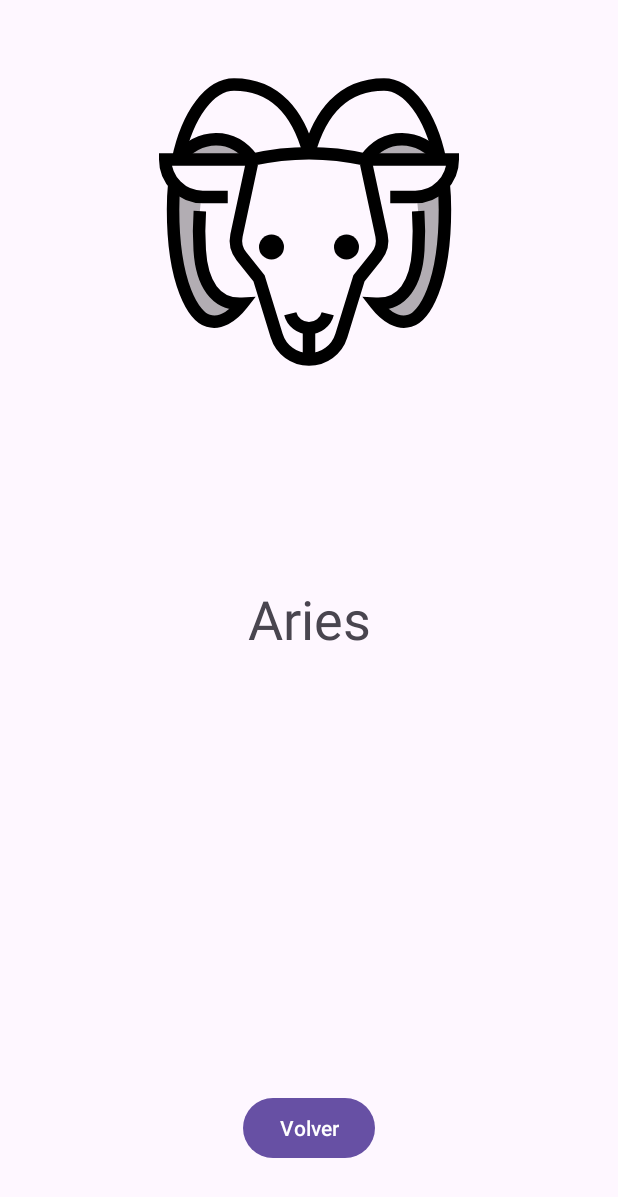
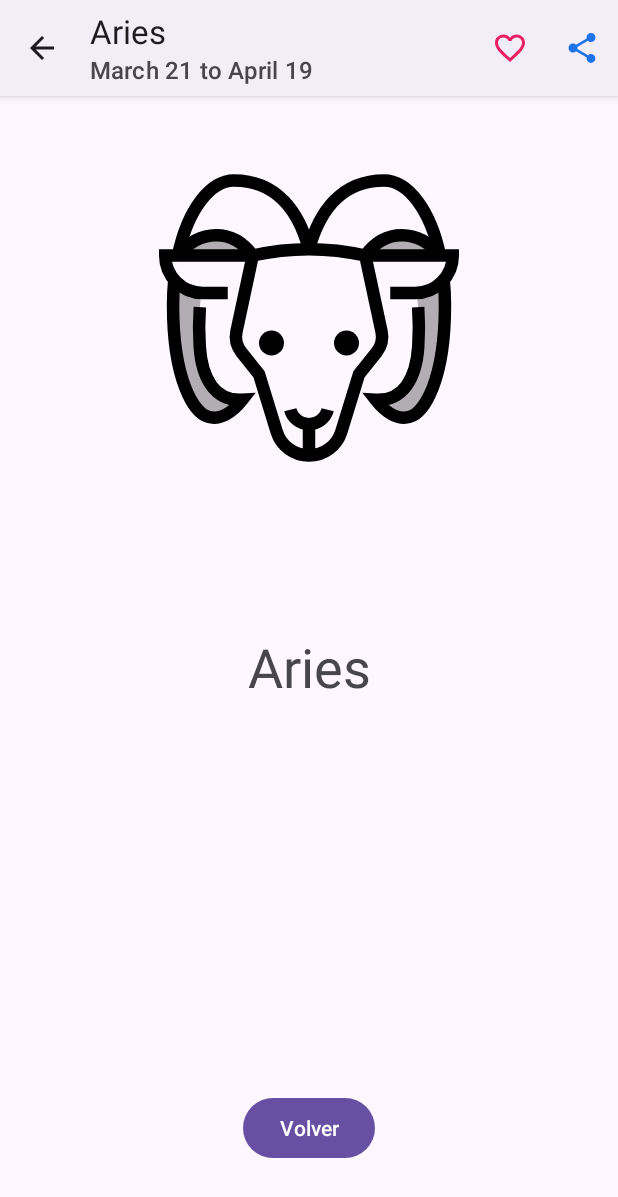
Before and after one commit to pedroBG66/Horoscopo_Mansour, an Android app: the screen it shows after launch (DetailActivity), after a tap on "Aries", on a phone screen of 412 x 824 dp. Shown: the top 1197 px of the screen. Run offline under Robolectric (Android 15) with nearby library versions, the phone set to English and light mode, and no system bars.

```diff
--- a/app/src/main/java/com/example/horoscopo/activities/DetailActivity.kt
+++ b/app/src/main/java/com/example/horoscopo/activities/DetailActivity.kt
@@ -1,20 +1,28 @@
 package com.example.horoscopo.activities
 
 import android.os.Bundle
+import android.view.Menu
+import android.view.MenuItem
 import android.widget.Button
 import android.widget.ImageView
 import android.widget.TextView
-import androidx.activity.enableEdgeToEdge
+import android.widget.Toast
 import androidx.appcompat.app.AppCompatActivity
-import androidx.core.view.ViewCompat
-import androidx.core.view.WindowInsetsCompat
 import com.example.horoscopo.R
 import com.example.horoscopo.data.Horoscope
 import com.example.horoscopo.data.HoroscopeProvider
+import com.example.horoscopo.utils.SessionManager
 
 class DetailActivity : AppCompatActivity() {
 
-    lateinit var horoscope: Horoscope
+    private lateinit var horoscope: Horoscope
+
+    var isFavorite = false
+
+
+    lateinit var favoriteMenuItem: MenuItem
+
+    lateinit var session: SessionManager
 
     override fun onCreate(savedInstanceState: Bundle?) {
         super.onCreate(savedInstanceState)
@@ -25,10 +33,76 @@ class DetailActivity : AppCompatActivity() {
 
         horoscope = HoroscopeProvider.findById(id)
 
+        // Modificamos el ActionBar para mostrar título y subtítulo
+        supportActionBar?.title = getString(horoscope.name)
+        supportActionBar?.subtitle = getString(horoscope.dates)
+        // Habilitamos el boton de volver atras en el ActionBar
+        supportActionBar?.setDisplayHomeAsUpEnabled(true)
+
+        // Instanciamos el objeto de la sesión
+        session = SessionManager(this)
+
+        // Revisamos si el horóscopo es favorito
+        isFavorite = session.isFavorite(horoscope.id)
+
+
         findViewById<TextView>(R.id.tv).setText(horoscope.name)
         findViewById<ImageView>(R.id.iv).setImageResource(horoscope.image)
         findViewById<Button>(R.id.b).setOnClickListener {
             finish()
         }
     }
+
+    override fun onCreateOptionsMenu(menu: Menu?): Boolean {
+        menuInflater.inflate(R.menu.menu_detail_activity, menu)
+
+        favoriteMenuItem = menu?.findItem(R.id.menu_favorite)!!
+
+        setFavoriteIcon()
+        return true
+
+    }
+
+
+    override fun onOptionsItemSelected(item: MenuItem): Boolean {
+        when (item.itemId) {
+            android.R.id.home -> {
+                finish()
+                return true
+            }
+            R.id.menu_favorite -> {
+                if (isFavorite) {
+                    session.setFavorite("")
+                } else {
+                    session.setFavorite(horoscope.id)
+                }
+                isFavorite = !isFavorite
+                setFavoriteIcon()
+                return true
+            }
+            R.id.menu_share -> {
+                println("Menu compartir")
+                return true
+            }
+            else -> {
+                return super.onOptionsItemSelected(item)
+            }
+        }
+    }
+
+    fun setFavoriteIcon() {
+        if(isFavorite) {
+            favoriteMenuItem.setIcon(R.drawable.ic_favorite)
+        } else {
+            favoriteMenuItem.setIcon(R.drawable.ic_favorite_border_24)
+        }
+    }
+
+    override fun onBackPressed() {
+        if (horoscope.id == "aries") {
+            Toast.makeText(this, "No puedes volver", Toast.LENGTH_LONG).show()
+        } else {
+            super.onBackPressed()
+        }
+    }
 }
--- a/app/src/main/java/com/example/horoscopo/activities/ListActivity.kt
+++ b/app/src/main/java/com/example/horoscopo/activities/ListActivity.kt
@@ -10,12 +10,16 @@ import com.example.horoscopo.R
 import com.example.horoscopo.adapters.HoroscopeAdapter
 import com.example.horoscopo.data.Horoscope
 import com.example.horoscopo.data.HoroscopeProvider
+import com.example.horoscopo.utils.SessionManager
 
 class ListActivity : AppCompatActivity() {
 
     lateinit var horoscopeList: List<Horoscope>
 
     lateinit var recyclerView: RecyclerView
+
+
+    lateinit var adapterHoroscope: HoroscopeAdapter
 
     override fun onCreate(savedInstanceState: Bundle?) {
         super.onCreate(savedInstanceState)
@@ -26,17 +30,35 @@ class ListActivity : AppCompatActivity() {
 
         horoscopeList = HoroscopeProvider.findAll()
 
-        val adapter = HoroscopeAdapter(horoscopeList) { position ->
+
+
+       adapterHoroscope= HoroscopeAdapter(horoscopeList) { position ->
             val horoscope = horoscopeList[position]
             navigateToDetail(horoscope)
         }
-        recyclerView.adapter = adapter
+
+        recyclerView.adapter = adapterHoroscope
         recyclerView.layoutManager = LinearLayoutManager(this, LinearLayoutManager.VERTICAL, false)
 
 
     }
 
+    override fun onResume() {
+
+
+        super.onResume()
+        //nos traemos la sesion donde tenemos el contexto
+        val session = SessionManager(this)
+        //hay que crear una lista mutable
+        horoscopeList = horoscopeList.sortedByDescending { session.isFavorite(it.id) }
+
+        adapterHoroscope.setNewItems(horoscopeList)
+        adapterHoroscope.notifyDataSetChanged()
+    }
+
     private fun navigateToDetail(horoscope: Horoscope) {
+
+
         val intent = Intent(this, DetailActivity::class.java)
         intent.putExtra("horoscope_id", horoscope.id)
         startActivity(intent)
--- a/app/src/main/java/com/example/horoscopo/adapters/HoroscopeAdapter.kt
+++ b/app/src/main/java/com/example/horoscopo/adapters/HoroscopeAdapter.kt
@@ -8,9 +8,10 @@ import android.widget.TextView
 import androidx.recyclerview.widget.RecyclerView
 import com.example.horoscopo.R
 import com.example.horoscopo.data.Horoscope
+import com.example.horoscopo.utils.SessionManager
 
 
-class HoroscopeAdapter(val items: List<Horoscope>, val onItemClick: (Int) -> Unit) : RecyclerView.Adapter<HoroscopeViewHolder>() {
+class HoroscopeAdapter(private var items: List<Horoscope>, val onItemClick: (Int) -> Unit) : RecyclerView.Adapter<HoroscopeViewHolder>() {
 
     override fun onCreateViewHolder(parent: ViewGroup, viewType: Int): HoroscopeViewHolder {
         val view: View = LayoutInflater.from(parent.context).inflate(R.layout.item_horoscope, parent, false)
@@ -26,13 +27,18 @@ class HoroscopeAdapter(val items: List<Horoscope>, val onItemClick: (Int) -> Uni
             onItemClick(position)
         }
     }
+
+    fun setNewItems(items: List<Horoscope>) {
+        this.items = items
+    }
 }
 
 class HoroscopeViewHolder(view: View) : RecyclerView.ViewHolder(view) {
 
-    var nameTextView: TextView = view.findViewById(R.id.nameTextView)
-    var datesTextView: TextView = view.findViewById(R.id.datesTextView)
-    var symbolImageView: ImageView = view.findViewById(R.id.symbolImageView)
+    private var nameTextView: TextView = view.findViewById(R.id.nameTextView)
+    private var datesTextView: TextView = view.findViewById(R.id.datesTextView)
+    private var symbolImageView: ImageView = view.findViewById(R.id.symbolImageView)
+    private var favoriteImageView: ImageView = view.findViewById(R.id.favoriteImageView)
 
     fun render(horoscope: Horoscope) {
         //val context = itemView.context
@@ -42,5 +48,13 @@ class HoroscopeViewHolder(view: View) : RecyclerView.ViewHolder(view) {
         nameTextView.setText(horoscope.name)
         datesTextView.setText(horoscope.dates)
         symbolImageView.setImageResource(horoscope.image)
+
+
+        if (SessionManager(itemView.context).isFavorite(horoscope.id)) {
+            favoriteImageView.visibility = View.VISIBLE
+
+        } else {
+            favoriteImageView.visibility = View.GONE
+        }
     }
 }
--- /dev/null
+++ b/app/src/main/java/com/example/horoscopo/utils/sessionManager.kt
@@ -0,0 +1,24 @@
+package com.example.horoscopo.utils
+
+import android.content.Context
+
+class SessionManager(private val context: Context) {
+
+    private val prefs = context.getSharedPreferences("horoscope_session", Context.MODE_PRIVATE)
+
+    fun setFavorite(horoscopeId: String) {
+        val editor = prefs.edit()
+        editor.putString("favorite_horoscope", horoscopeId)
+        editor.apply()
+    }
+
+    fun getFavorite(): String {
+        return prefs.getString("favorite_horoscope", "")!!
+    }
+
+    fun isFavorite(horoscopeId: String) : Boolean {
+        return horoscopeId == getFavorite()
+    }
+
+
+}
--- /dev/null
+++ b/app/src/main/res/drawable/ic_favorite.xml
@@ -0,0 +1,5 @@
+<vector xmlns:android="http://schemas.android.com/apk/res/android" android:height="24dp" android:tint="#000000" android:viewportHeight="24" android:viewportWidth="24" android:width="24dp">
+
+    <path android:fillColor="@android:color/white" android:pathData="M12,21.35l-1.45,-1.32C5.4,15.36 2,12.28 2,8.5 2,5.42 4.42,3 7.5,3c1.74,0 3.41,0.81 4.5,2.09C13.09,3.81 14.76,3 16.5,3 19.58,3 22,5.42 22,8.5c0,3.78 -3.4,6.86 -8.55,11.54L12,21.35z"/>
+
+</vector>
--- /dev/null
+++ b/app/src/main/res/drawable/ic_favorite_border_24.xml
@@ -0,0 +1,5 @@
+<vector xmlns:android="http://schemas.android.com/apk/res/android" android:height="24dp" android:tint="#000000" android:viewportHeight="24" android:viewportWidth="24" android:width="24dp">
+
+    <path android:fillColor="@android:color/white" android:pathData="M16.5,3c-1.74,0 -3.41,0.81 -4.5,2.09C10.91,3.81 9.24,3 7.5,3 4.42,3 2,5.42 2,8.5c0,3.78 3.4,6.86 8.55,11.54L12,21.35l1.45,-1.32C18.6,15.36 22,12.28 22,8.5 22,5.42 19.58,3 16.5,3zM12.1,18.55l-0.1,0.1 -0.1,-0.1C7.14,14.24 4,11.39 4,8.5 4,6.5 5.5,5 7.5,5c1.54,0 3.04,0.99 3.57,2.36h1.87C13.46,5.99 14.96,5 16.5,5c2,0 3.5,1.5 3.5,3.5 0,2.89 -3.14,5.74 -7.9,10.05z"/>
+
+</vector>
--- /dev/null
+++ b/app/src/main/res/drawable/ic_search.xml
@@ -0,0 +1,5 @@
+<vector xmlns:android="http://schemas.android.com/apk/res/android" android:height="24dp" android:tint="#000000" android:viewportHeight="24" android:viewportWidth="24" android:width="24dp">
+
+    <path android:fillColor="@android:color/white" android:pathData="M15.5,14h-0.79l-0.28,-0.27C15.41,12.59 16,11.11 16,9.5 16,5.91 13.09,3 9.5,3S3,5.91 3,9.5 5.91,16 9.5,16c1.61,0 3.09,-0.59 4.23,-1.57l0.27,0.28v0.79l5,4.99L20.49,19l-4.99,-5zM9.5,14C7.01,14 5,11.99 5,9.5S7.01,5 9.5,5 14,7.01 14,9.5 11.99,14 9.5,14z"/>
+
+</vector>
--- /dev/null
+++ b/app/src/main/res/drawable/ic_share.xml
@@ -0,0 +1,5 @@
+<vector xmlns:android="http://schemas.android.com/apk/res/android" android:height="24dp" android:tint="#000000" android:viewportHeight="24" android:viewportWidth="24" android:width="24dp">
+
+    <path android:fillColor="@android:color/white" android:pathData="M18,16.08c-0.76,0 -1.44,0.3 -1.96,0.77L8.91,12.7c0.05,-0.23 0.09,-0.46 0.09,-0.7s-0.04,-0.47 -0.09,-0.7l7.05,-4.11c0.54,0.5 1.25,0.81 2.04,0.81 1.66,0 3,-1.34 3,-3s-1.34,-3 -3,-3 -3,1.34 -3,3c0,0.24 0.04,0.47 0.09,0.7L8.04,9.81C7.5,9.31 6.79,9 6,9c-1.66,0 -3,1.34 -3,3s1.34,3 3,3c0.79,0 1.5,-0.31 2.04,-0.81l7.12,4.16c-0.05,0.21 -0.08,0.43 -0.08,0.65 0,1.61 1.31,2.92 2.92,2.92 1.61,0 2.92,-1.31 2.92,-2.92s-1.31,-2.92 -2.92,-2.92z"/>
+
+</vector>
--- /dev/null
+++ b/app/src/main/res/menu/menu_detail_activity.xml
@@ -0,0 +1,27 @@
+<?xml version="1.0" encoding="utf-8"?>
+<menu xmlns:android="http://schemas.android.com/apk/res/android"
+    xmlns:app="http://schemas.android.com/apk/res-auto">
+
+
+    <item
+        android:id="@+id/menu_favorite"
+        android:title="@string/fav_btn"
+        android:icon="@drawable/ic_favorite_border_24"
+        app:iconTint="@color/favorite"
+        app:showAsAction="always">
+
+    </item>
+    <item
+        android:id="@+id/menu_share"
+        android:title="@string/share_btn"
+        android:icon="@drawable/ic_share"
+        app:iconTint="@color/share"
+        app:showAsAction="always">
+
+    </item>
+
+
+
+
+
+</menu>
--- a/app/src/main/res/values-night/themes.xml
+++ b/app/src/main/res/values-night/themes.xml
@@ -1,6 +1,6 @@
 <resources xmlns:tools="http://schemas.android.com/tools">
     <!-- Base application theme. -->
-    <style name="Base.Theme.Horoscopo" parent="Theme.Material3.DayNight.NoActionBar">
+    <style name="Base.Theme.Horoscopo" parent="Theme.Material3.DayNight">
         <!-- Customize your dark theme here. -->
         <!-- <item name="colorPrimary">@color/my_dark_primary</item> -->
     </style>
--- a/app/src/main/res/values/colors.xml
+++ b/app/src/main/res/values/colors.xml
@@ -2,4 +2,6 @@
 <resources>
     <color name="black">#FF000000</color>
     <color name="white">#FFFFFFFF</color>
+    <color name="favorite">#E91E63</color>
+    <color name="share">#1E73E9</color>
 </resources>
--- a/app/src/main/res/values/strings.xml
+++ b/app/src/main/res/values/strings.xml
@@ -14,6 +14,10 @@
     <string name="horoscope_name_aquarius">Aquarius</string>
     <string name="horoscope_name_pisces">Pisces</string>
 
+    <string name="share_btn">share</string>
+    <string name="fav_btn">fav</string>
+    <string name="search_btn">search</string>
+
     <string name="horoscope_date_aries">March 21 to April 19</string>
     <string name="horoscope_date_taurus">April 20 to May 20</string>
     <string name="horoscope_date_gemini">May 21 to June 20</string>
@@ -27,4 +31,6 @@
     <string name="horoscope_date_aquarius">January 20 to February 18</string>
     <string name="horoscope_date_pisces">February 19 to March 20</string>
 
+
+
 </resources>
--- a/app/src/main/res/values/themes.xml
+++ b/app/src/main/res/values/themes.xml
@@ -1,6 +1,6 @@
 <resources xmlns:tools="http://schemas.android.com/tools">
     <!-- Base application theme. -->
-    <style name="Base.Theme.Horoscopo" parent="Theme.Material3.DayNight.NoActionBar">
+    <style name="Base.Theme.Horoscopo" parent="Theme.Material3.DayNight">
         <!-- Customize your light theme here. -->
         <!-- <item name="colorPrimary">@color/my_light_primary</item> -->
     </style>
```
Also changed, not shown: app/src/main/res/layout/item_horoscope.xml (+14 -0 lines), app/src/main/res/menu/menu_list_activity.xml (added, +13 -0 lines).
